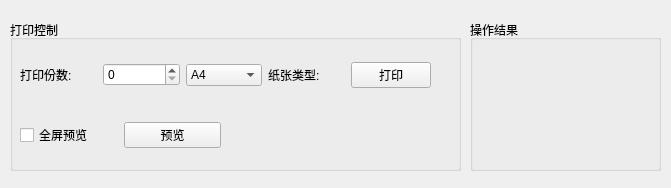
Before: the Qt Designer form Chapter03/MainWinSignalSlog02.ui in cxinping/PyQt5, drawn with Qt 5.
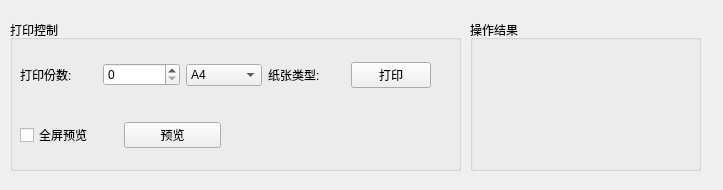
After: the same form once the commit is applied.

```diff
--- a/Chapter03/MainWinSignalSlog02.ui
+++ b/Chapter03/MainWinSignalSlog02.ui
@@ -6,8 +6,8 @@
    <rect>
     <x>0</x>
     <y>0</y>
-    <width>671</width>
-    <height>188</height>
+    <width>723</width>
+    <height>190</height>
    </rect>
   </property>
   <property name="windowTitle">
@@ -107,7 +107,7 @@
     <rect>
      <x>470</x>
      <y>20</y>
-     <width>191</width>
+     <width>231</width>
      <height>151</height>
     </rect>
    </property>
@@ -119,7 +119,7 @@
      <rect>
       <x>20</x>
       <y>30</y>
-      <width>151</width>
+      <width>191</width>
       <height>101</height>
      </rect>
     </property>
```
